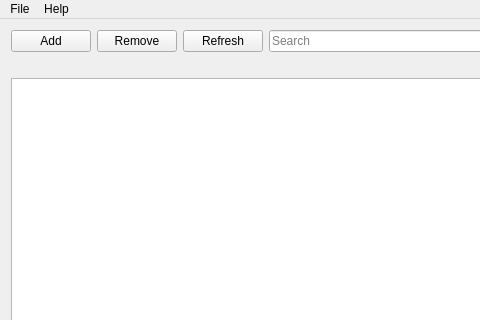
Above: src/ui/ChewingEditor.ui from chewing/chewing-editor before the change; both pictures show x 0 to 480 and y 0 to 320 of the 800 by 600 pixel window. Below: the same form after it.
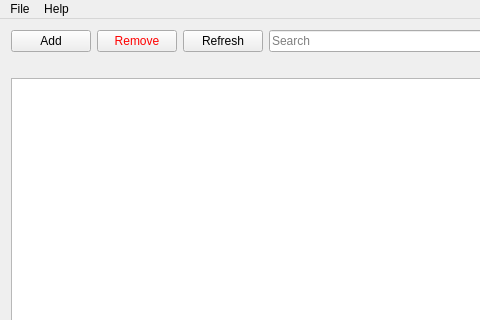
That is the form after the change. Custom widgets are drawn as their Qt base class.

Commit message: Change the font color of "remove" button to red.

Patch:
```diff
--- a/src/ui/ChewingEditor.ui
+++ b/src/ui/ChewingEditor.ui
@@ -30,6 +30,9 @@
     </item>
     <item row="0" column="1">
      <widget class="QPushButton" name="removeButton">
+      <property name="styleSheet">
+       <string notr="true">color: rgb(255, 0, 0);</string>
+      </property>
       <property name="text">
        <string>Remove</string>
       </property>
```
